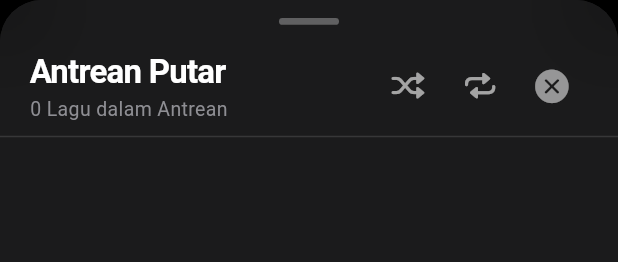
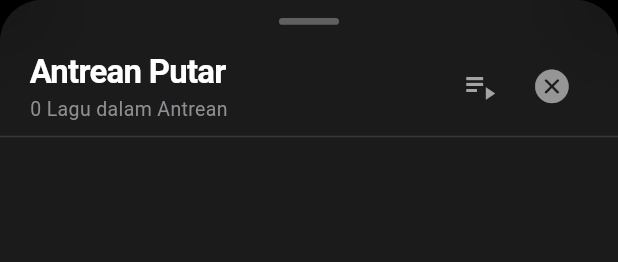
Before and after one commit to mwdharmaaa/kidu, a Flutter app: the QueueSheet widget shown alone on an empty page, opened directly, on a phone screen of 412 x 824 dp. Shown: the top 262 px of the screen. Run offline on Flutter 3.47's test engine with Material 3 defaults, Android fonts, the phone set to English and light mode, and no system bars; our stand-ins replace just_audio, just_audio_background, on_audio_query, palette_generator, permission_handler.

Commit message:
feat(controls): combine sequential, loop and shuffle into one unified button

```diff
--- a/lib/services/audio_player_manager.dart
+++ b/lib/services/audio_player_manager.dart
@@ -39,6 +39,12 @@ enum AudioQualityTier {
   highQuality, // High Quality AAC 256 kbps
   lossless, // Lossless up to 24-bit/48 kHz (ALAC/FLAC)
   hiResLossless, // Hi-Res Lossless up to 24-bit/192 kHz
+}
+
+enum PlaybackOrderMode {
+  sequential, // Berurutan: loopMode = off, shuffle = false
+  loop,       // Loop: loopMode = all, shuffle = false
+  shuffle,    // Shuffle: loopMode = all, shuffle = true
 }
 
 class AudioQualityInfo {
@@ -162,7 +168,8 @@ class AudioPlayerManager extends ChangeNotifier {
     _equalizer = AndroidEqualizer();
     final pipeline = AudioPipeline(androidAudioEffects: [_equalizer]);
     _player = AudioPlayer(audioPipeline: pipeline);
-    _player.setLoopMode(LoopMode.all);
+    _player.setLoopMode(LoopMode.off);
+    _player.setShuffleModeEnabled(false);
 
     // Asynchronously connect to hardware equalizer parameters without blocking UI
     _equalizer.setEnabled(_isEqualizerEnabled).then((_) {
@@ -324,52 +331,61 @@ class AudioPlayerManager extends ChangeNotifier {
     _player.seek(position);
   }
 
-  // --- SHUFFLE & LOOP CONTROLS ---
+  // --- SHUFFLE & LOOP CONTROLS (SINGLE UNIFIED MODE) ---
 
-  String get loopModeDescription {
-    switch (_player.loopMode) {
-      case LoopMode.off:
-        return "Berurutan";
-      case LoopMode.all:
-        return "Ulang Semua";
-      case LoopMode.one:
-        return "Ulang 1 Lagu";
+  PlaybackOrderMode get playbackOrderMode {
+    if (_player.shuffleModeEnabled) {
+      return PlaybackOrderMode.shuffle;
+    }
+    if (_player.loopMode != LoopMode.off) {
+      return PlaybackOrderMode.loop;
+    }
+    return PlaybackOrderMode.sequential;
+  }
+
+  String get playbackOrderModeDescription {
+    switch (playbackOrderMode) {
+      case PlaybackOrderMode.sequential:
+        return "Mode: Berurutan";
+      case PlaybackOrderMode.loop:
+        return "Mode: Loop (Ulang Semua)";
+      case PlaybackOrderMode.shuffle:
+        return "Mode: Acak (Shuffle)";
     }
   }
 
-  String get shuffleModeDescription {
-    return _player.shuffleModeEnabled ? "Acak: Aktif" : "Acak: Mati";
-  }
+  String get loopModeDescription => playbackOrderModeDescription;
+  String get shuffleModeDescription => playbackOrderModeDescription;
 
-  Future<String> toggleShuffle() async {
-    final enable = !_player.shuffleModeEnabled;
-    if (enable) {
-      await _player.shuffle();
-    }
-    await _player.setShuffleModeEnabled(enable);
-    notifyListeners();
-    return enable ? "Mode Acak: Aktif" : "Mode Acak: Mati";
-  }
-
-  Future<String> toggleLoopMode() async {
-    String desc;
-    switch (_player.loopMode) {
-      case LoopMode.off:
+  Future<String> cyclePlaybackOrderMode() async {
+    final current = playbackOrderMode;
+    String message;
+    switch (current) {
+      case PlaybackOrderMode.sequential:
+        // Berurutan -> Loop
+        await _player.setShuffleModeEnabled(false);
         await _player.setLoopMode(LoopMode.all);
-        desc = "Mode Putar: Ulang Semua";
+        message = "Mode Putar: Loop (Ulang Semua)";
         break;
-      case LoopMode.all:
-        await _player.setLoopMode(LoopMode.one);
-        desc = "Mode Putar: Ulang 1 Lagu";
+      case PlaybackOrderMode.loop:
+        // Loop -> Shuffle
+        await _player.shuffle();
+        await _player.setShuffleModeEnabled(true);
+        message = "Mode Putar: Acak (Shuffle)";
         break;
-      case LoopMode.one:
+      case PlaybackOrderMode.shuffle:
+        // Shuffle -> Berurutan
+        await _player.setShuffleModeEnabled(false);
         await _player.setLoopMode(LoopMode.off);
-        desc = "Mode Putar: Berurutan";
+        message = "Mode Putar: Berurutan";
         break;
     }
     notifyListeners();
-    return desc;
+    return message;
   }
+
+  Future<String> toggleShuffle() => cyclePlaybackOrderMode();
+  Future<String> toggleLoopMode() => cyclePlaybackOrderMode();
 
   // --- DELETE AUDIO FILE ---
 
--- a/lib/views/player/widgets/queue_sheet.dart
+++ b/lib/views/player/widgets/queue_sheet.dart
@@ -80,17 +80,30 @@ class QueueSheet extends StatelessWidget {
                     ),
                     Row(
                       children: [
-                        IconButton(
-                          icon: Icon(
-                            CupertinoIcons.shuffle,
-                            color: manager.isShuffleEnabled
-                                ? QiduTheme.accentColor
-                                : Colors.white60,
-                            size: 22,
-                          ),
-                          tooltip: manager.shuffleModeDescription,
+                        Builder(
+                          builder: (ctx) {
+                            IconData modeIcon;
+                            Color modeColor;
+                            switch (manager.playbackOrderMode) {
+                              case PlaybackOrderMode.sequential:
+                                modeIcon = Icons.playlist_play;
+                                modeColor = Colors.white60;
+                                break;
+                              case PlaybackOrderMode.loop:
+                                modeIcon = CupertinoIcons.repeat;
+                                modeColor = QiduTheme.accentColor;
+                                break;
+                              case PlaybackOrderMode.shuffle:
+                                modeIcon = CupertinoIcons.shuffle;
+                                modeColor = QiduTheme.accentColor;
+                                break;
+                            }
+
+                            return IconButton(
+                              icon: Icon(modeIcon, color: modeColor, size: 24),
+                              tooltip: manager.playbackOrderModeDescription,
                               onPressed: () async {
-                            final msg = await manager.toggleShuffle();
+                                final msg = await manager.cyclePlaybackOrderMode();
                                 if (context.mounted) {
                                   ScaffoldMessenger.of(context).hideCurrentSnackBar();
                                   ScaffoldMessenger.of(context).showSnackBar(
@@ -103,31 +116,7 @@ class QueueSheet extends StatelessWidget {
                                   );
                                 }
                               },
-                        ),
-                        IconButton(
-                          icon: Icon(
-                            manager.loopMode == LoopMode.one
-                                ? CupertinoIcons.repeat_1
-                                : CupertinoIcons.repeat,
-                            color: manager.loopMode != LoopMode.off
-                                ? QiduTheme.accentColor
-                                : Colors.white60,
-                            size: 22,
-                          ),
-                          tooltip: "Mode: ${manager.loopModeDescription}",
-                          onPressed: () async {
-                            final msg = await manager.toggleLoopMode();
-                            if (context.mounted) {
-                              ScaffoldMessenger.of(context).hideCurrentSnackBar();
-                              ScaffoldMessenger.of(context).showSnackBar(
-                                SnackBar(
-                                  content: Text(msg),
-                                  duration: const Duration(milliseconds: 1000),
-                                  behavior: SnackBarBehavior.floating,
-                                  backgroundColor: QiduTheme.cardDark,
-                                ),
                             );
-                            }
                           },
                         ),
                         IconButton(
```
Also changed, not shown: lib/views/player/player_screen.dart (+38 -33 lines), 2 other files. Lines whose indentation alone changed are shown as unchanged.
